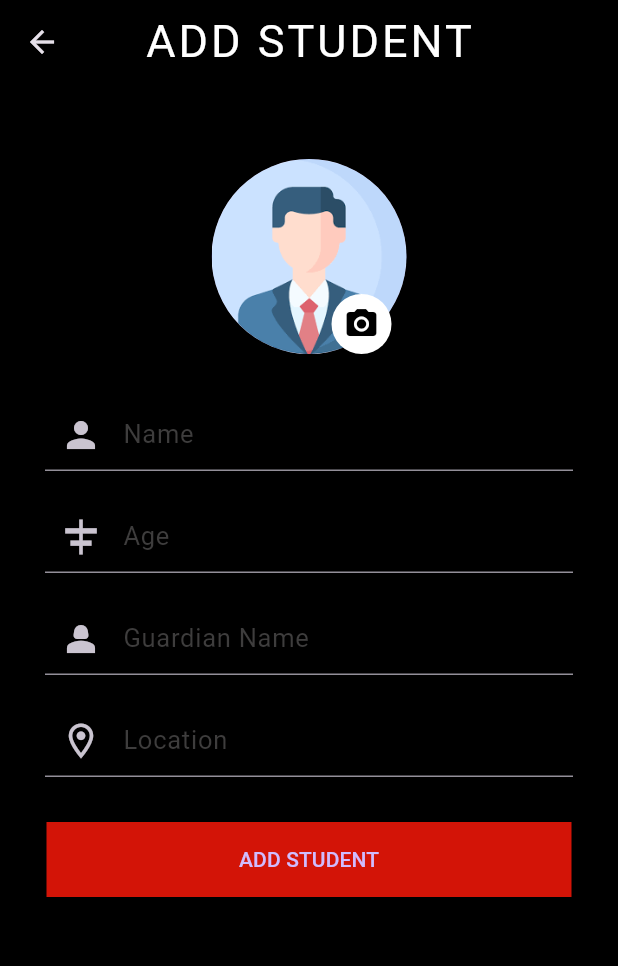
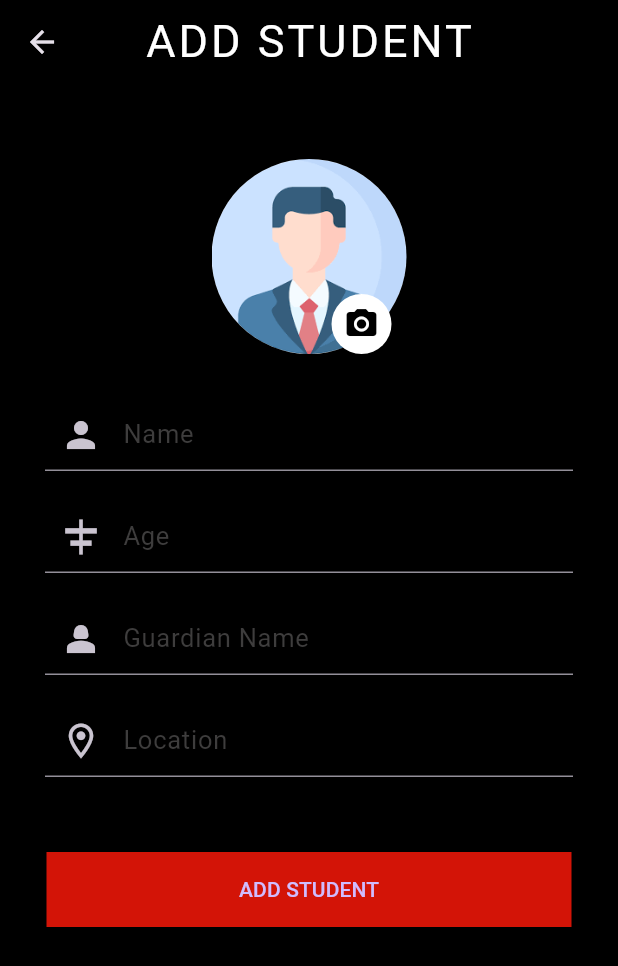
Before and after one commit to SahadMPP/StudentManagementApp, a Flutter app: the AddStudent screen opened directly, on a phone screen of 412 x 824 dp. Shown: the top 966 px of the screen. Run offline on Flutter 3.47's test engine with Material 3 defaults, Android fonts, the phone set to English and light mode, and no system bars; our stand-ins replace get, google_fonts, hive, hive_flutter, image_picker; accounts and stored records are empty.

Commit message:
final update

```diff
--- a/lib/main.dart
+++ b/lib/main.dart
@@ -1,7 +1,7 @@
 import 'package:flutter/material.dart';
 import 'package:flutter_application_2/model/model_student.dart';
 import 'package:flutter_application_2/screens/spalsh_screen.dart';
-import 'package:flutter_application_2/student_provider.dart/add_students.dart';
+import 'package:flutter_application_2/student_provider/add_students.dart';
 import 'package:get/get.dart';
 import 'package:hive_flutter/hive_flutter.dart';
 import 'package:provider/provider.dart';
--- a/lib/screens/spalsh_screen.dart
+++ b/lib/screens/spalsh_screen.dart
@@ -1,5 +1,5 @@
 import 'package:flutter/material.dart';
-import 'package:flutter_application_2/student_provider.dart/add_students.dart';
+import 'package:flutter_application_2/student_provider/add_students.dart';
 import 'package:provider/provider.dart';
 
 class SpashScreen extends StatelessWidget {
--- a/lib/screens/student_adding.dart
+++ b/lib/screens/student_adding.dart
@@ -1,6 +1,6 @@
 import 'dart:io';
 import 'package:flutter/material.dart';
-import 'package:flutter_application_2/student_provider.dart/add_students.dart';
+import 'package:flutter_application_2/student_provider/add_students.dart';
 import 'package:flutter_application_2/widgets/appbar_title.dart';
 import 'package:flutter_application_2/widgets/button.dart';
 import 'package:flutter_application_2/widgets/textfiled.dart';
@@ -28,19 +28,20 @@ class AddStudent extends StatelessWidget {
                   Stack(
                     children: [
                       ClipRRect(
-                        borderRadius: BorderRadius.circular(100),
-                        child: CircleAvatar(
-                          radius: 65,
+                          borderRadius: BorderRadius.circular(200),
+                          child: SizedBox(
+                            height: 130,
+                            width: 130,
                             child: addStudent.selectedImage == null
                                 ? Image.asset(
                                     'asset/filepicker.png',
-                                  fit: BoxFit.contain,
                                   )
                                 : Image.file(
                                     File(addStudent.selectedImage!.path),
+                                    filterQuality: FilterQuality.high,
+                                    fit: BoxFit.cover,
                                   ),
-                        ),
-                      ),
+                          )),
                       Positioned(
                         left: 80,
                         top: 90,
@@ -86,9 +87,8 @@ class AddStudent extends StatelessWidget {
                     prifixIcons: Icons.location_on_outlined,
                     validatorText: 'Please enter location',
                   ),
-                  const SizedBox(height: 30),
+                  const SizedBox(height: 50),
                   BuildBotton(
-                      formKey: formKey,
                       onPressed: () {
                         if (formKey.currentState!.validate()) {
                           addStudent.addtoList();
--- a/lib/screens/student_deatiles.dart
+++ b/lib/screens/student_deatiles.dart
@@ -1,7 +1,7 @@
 import 'dart:convert';
 import 'package:flutter/material.dart';
 import 'package:flutter_application_2/screens/update_stu.dart';
-import 'package:flutter_application_2/student_provider.dart/add_students.dart';
+import 'package:flutter_application_2/student_provider/add_students.dart';
 import 'package:flutter_application_2/widgets/appbar_title.dart';
 import 'package:flutter_application_2/widgets/button.dart';
 import 'package:flutter_application_2/widgets/detail_screen_card.dart';
--- a/lib/widgets/button.dart
+++ b/lib/widgets/button.dart
@@ -6,12 +6,9 @@ class BuildBotton extends StatelessWidget {
 
   const BuildBotton({
     super.key,
-    this.formKey,
     required this.onPressed,
     required this.text,
   });
-
-  final GlobalKey<FormState>? formKey;
 
   @override
   Widget build(BuildContext context) {
@@ -19,7 +16,7 @@ class BuildBotton extends StatelessWidget {
       width: 350,
       height: 50,
       child: ElevatedButton(
-        onPressed: () {},
+        onPressed: onPressed,
         style: const ButtonStyle(
           shape: MaterialStatePropertyAll(BeveledRectangleBorder()),
           backgroundColor: MaterialStatePropertyAll(
```
Also changed, not shown: lib/screens/list_of_student.dart (+11 -4 lines), lib/screens/update_stu.dart (+17 -13 lines), lib/student_provider/add_students.dart (renamed from lib/student_provider.dart/add_students.dart, +7 -1 lines). Lines whose indentation alone changed are shown as unchanged.
